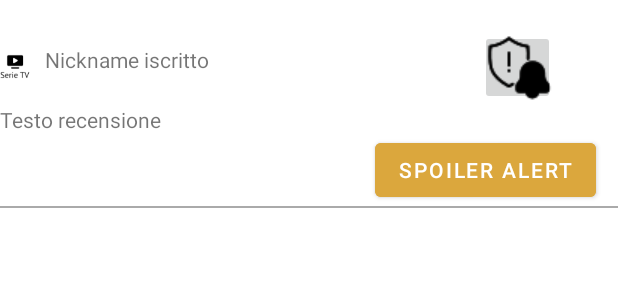
After one commit to francesco-giorgione/iLike_Classe03, an Android app: the layout activity_list_element_visualizzazione_dettagliata_contenuto.xml on its own in the app's theme, with its tools: preview values and no code run, on a phone screen of 412 x 824 dp. The commit adds this screen. Shown: the top 300 px of the screen. Run offline under Robolectric (Android 15) with nearby library versions, the phone set to English and light mode, and no system bars.

Commit message:
[IS] interfaccia grafica visualizzazione_dettagliata_contenuto

```diff
--- /dev/null
+++ b/app/src/main/res/layout/activity_list_element_visualizzazione_dettagliata_contenuto.xml
@@ -0,0 +1,55 @@
+<?xml version="1.0" encoding="utf-8"?>
+<RelativeLayout xmlns:android="http://schemas.android.com/apk/res/android"
+    android:layout_width="match_parent"
+    android:layout_height="match_parent">
+
+    <LinearLayout
+        android:id="@+id/layoutRecensioniList"
+        android:layout_width="match_parent"
+        android:layout_height="wrap_content"
+        android:orientation="vertical"
+        android:layout_marginTop="20dip">
+
+        <LinearLayout
+            android:layout_width="match_parent"
+            android:layout_height="wrap_content">
+
+            <ImageView
+                android:layout_width="20dip"
+                android:layout_height="match_parent"
+                android:src="@drawable/icona_serietv"/>
+
+            <TextView
+                android:paddingLeft="10dip"
+                android:paddingTop="10dip"
+                android:layout_width="300dip"
+                android:layout_height="match_parent"
+                android:text="Nickname iscritto"/>
+
+            <ImageButton
+                android:layout_width="50dip"
+                android:layout_height="50dip"
+                android:src="@drawable/icona_spoiler"/>
+
+        </LinearLayout>
+
+        <TextView
+            android:layout_width="match_parent"
+            android:layout_height="wrap_content"
+            android:text="Testo recensione"/>
+
+        <Button
+            android:layout_width="wrap_content"
+            android:layout_height="wrap_content"
+            android:layout_marginLeft="250dip"
+            android:backgroundTint="#DBA73D"
+            android:text="Spoiler Alert"/>
+    </LinearLayout>
+    <View
+        android:layout_width="match_parent"
+        android:layout_height="1dp"
+        android:layout_below="@id/layoutRecensioniList"
+        android:background="@android:color/darker_gray"/>
+
+
+</RelativeLayout>
```
Also changed, not shown: app/src/main/res/layout/activity_visualizzazione_dettagliata_contenuto.xml (+144 -2 lines), app/src/main/res/drawable/icona_aggiungi.png (added), app/src/main/res/drawable/icona_info.webp (deleted), app/src/main/res/drawable/icona_serietv.png (added), app/src/main/res/drawable/icona_spoiler.png (added).
